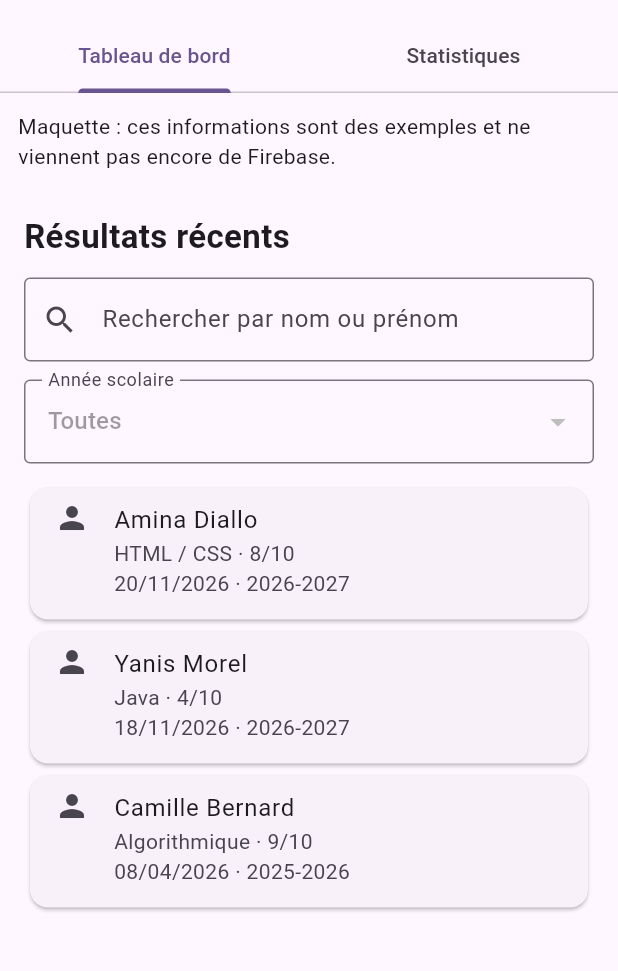
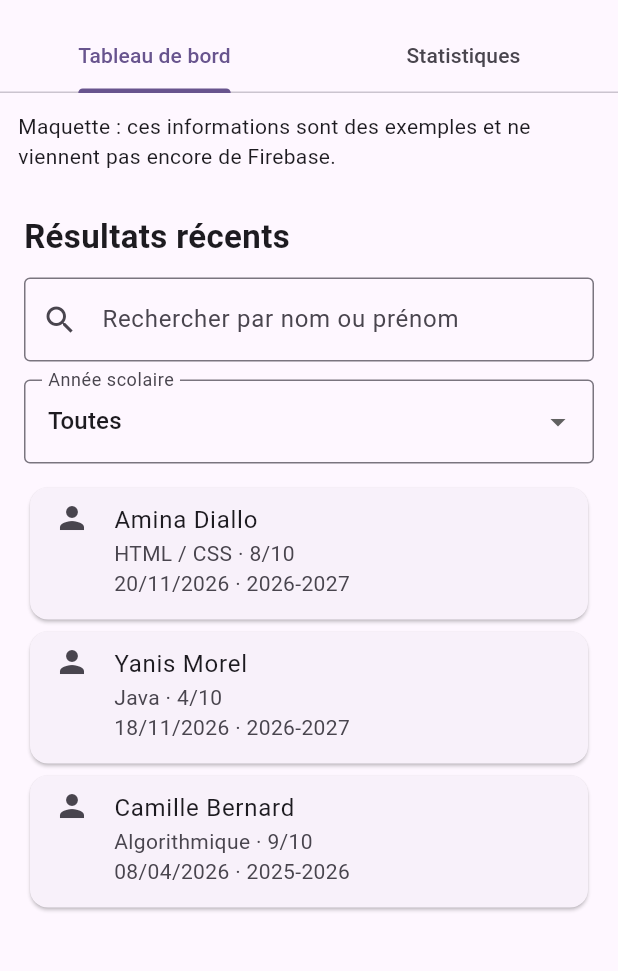
Before and after one commit to Seifoudine95/skillo, a Flutter app: the TableauDeBordAdmin screen opened directly, on a phone screen of 412 x 824 dp, the part 63-1034 px from its top. Run offline on Flutter 3.47's test engine with Material 3 defaults, Android fonts, the phone set to English and light mode, and no system bars; our stand-ins replace cloud_firestore, email_validator, firebase_core, flutter_riverpod, material_ui, shared_preferences; accounts and stored records are empty.

Commit message:
Ajouter les filtres du tableau de bord

```diff
--- a/lib/views/admin/tableau_de_bord_admin.dart
+++ b/lib/views/admin/tableau_de_bord_admin.dart
@@ -1,7 +1,63 @@
 import 'package:material_ui/material_ui.dart';
 
-class TableauDeBordAdmin extends StatelessWidget {
+class TableauDeBordAdmin extends StatefulWidget {
   const TableauDeBordAdmin({super.key});
+
+  @override
+  State<TableauDeBordAdmin> createState() => _TableauDeBordAdminState();
+}
+
+class _TableauDeBordAdminState extends State<TableauDeBordAdmin> {
+  final List<_ResultatCandidat> resultats = [
+    _ResultatCandidat(
+      prenom: 'Amina',
+      nom: 'Diallo',
+      matiere: 'HTML / CSS',
+      score: 8,
+      totalQuestions: 10,
+      date: DateTime(2026, 11, 20),
+    ),
+    _ResultatCandidat(
+      prenom: 'Yanis',
+      nom: 'Morel',
+      matiere: 'Java',
+      score: 4,
+      totalQuestions: 10,
+      date: DateTime(2026, 11, 18),
+    ),
+    _ResultatCandidat(
+      prenom: 'Camille',
+      nom: 'Bernard',
+      matiere: 'Algorithmique',
+      score: 9,
+      totalQuestions: 10,
+      date: DateTime(2026, 4, 8),
+    ),
+  ];
+
+  String recherche = '';
+  String anneeSelectionnee = 'Toutes';
+
+  List<_ResultatCandidat> get resultatsFiltres {
+    final liste = <_ResultatCandidat>[];
+
+    for (final resultat in resultats) {
+      final nomComplet = '${resultat.prenom} ${resultat.nom}'.toLowerCase();
+      final correspondAlaRecherche = nomComplet.contains(
+        recherche.toLowerCase(),
+      );
+      final correspondAlaAnnee =
+          anneeSelectionnee == 'Toutes' ||
+          _anneeScolaire(resultat.date) == anneeSelectionnee;
+
+      if (correspondAlaRecherche && correspondAlaAnnee) {
+        liste.add(resultat);
+      }
+    }
+
+    liste.sort((a, b) => b.date.compareTo(a.date));
+    return liste;
+  }
 
   @override
   Widget build(BuildContext context) {
@@ -17,7 +73,7 @@ class TableauDeBordAdmin extends StatelessWidget {
             ],
           ),
         ),
-        body: const Column(
+        body: Column(
           children: [
             Padding(
               padding: EdgeInsets.all(12),
@@ -28,7 +84,23 @@ class TableauDeBordAdmin extends StatelessWidget {
             ),
             Expanded(
               child: TabBarView(
-                children: [_PageTableauDeBord(), _PageStatistiques()],
+                children: [
+                  _PageTableauDeBord(
+                    resultats: resultatsFiltres,
+                    anneeSelectionnee: anneeSelectionnee,
+                    onRechercheChangee: (value) {
+                      setState(() {
+                        recherche = value;
+                      });
+                    },
+                    onAnneeChangee: (value) {
+                      setState(() {
+                        anneeSelectionnee = value;
+                      });
+                    },
+                  ),
+                  const _PageStatistiques(),
+                ],
               ),
             ),
           ],
@@ -39,7 +111,17 @@ class TableauDeBordAdmin extends StatelessWidget {
 }
 
 class _PageTableauDeBord extends StatelessWidget {
-  const _PageTableauDeBord();
+  const _PageTableauDeBord({
+    required this.resultats,
+    required this.anneeSelectionnee,
+    required this.onRechercheChangee,
+    required this.onAnneeChangee,
+  });
+
+  final List<_ResultatCandidat> resultats;
+  final String anneeSelectionnee;
+  final ValueChanged<String> onRechercheChangee;
+  final ValueChanged<String> onAnneeChangee;
 
   @override
   Widget build(BuildContext context) {
@@ -51,16 +133,17 @@ class _PageTableauDeBord extends StatelessWidget {
           style: TextStyle(fontSize: 22, fontWeight: FontWeight.bold),
         ),
         const SizedBox(height: 12),
-        const TextField(
+        TextField(
           decoration: InputDecoration(
             labelText: 'Rechercher par nom ou prénom',
             prefixIcon: Icon(Icons.search),
             border: OutlineInputBorder(),
           ),
+          onChanged: onRechercheChangee,
         ),
         const SizedBox(height: 12),
         DropdownButtonFormField<String>(
-          value: 'Toutes',
+          value: anneeSelectionnee,
           decoration: const InputDecoration(
             labelText: 'Année scolaire',
             border: OutlineInputBorder(),
@@ -70,36 +153,61 @@ class _PageTableauDeBord extends StatelessWidget {
             DropdownMenuItem(value: '2025-2026', child: Text('2025-2026')),
             DropdownMenuItem(value: '2026-2027', child: Text('2026-2027')),
           ],
-          onChanged: null,
+          onChanged: (value) {
+            if (value != null) {
+              onAnneeChangee(value);
+            }
+          },
         ),
         const SizedBox(height: 12),
-        const Card(
-          child: ListTile(
-            leading: Icon(Icons.person),
-            title: Text('Amina Diallo'),
-            subtitle: Text('HTML / CSS · 8/10\n20/11/2026 · 2026-2027'),
-            isThreeLine: true,
-          ),
-        ),
-        const Card(
-          child: ListTile(
-            leading: Icon(Icons.person),
-            title: Text('Yanis Morel'),
-            subtitle: Text('Java · 4/10\n18/11/2026 · 2026-2027'),
-            isThreeLine: true,
-          ),
-        ),
-        const Card(
-          child: ListTile(
-            leading: Icon(Icons.person),
-            title: Text('Camille Bernard'),
-            subtitle: Text('Algorithmique · 9/10\n08/04/2026 · 2025-2026'),
-            isThreeLine: true,
-          ),
-        ),
+        if (resultats.isEmpty)
+          const Text('Aucun résultat trouvé.')
+        else
+          for (final resultat in resultats)
+            Card(
+              child: ListTile(
+                leading: const Icon(Icons.person),
+                title: Text('${resultat.prenom} ${resultat.nom}'),
+                subtitle: Text(
+                  '${resultat.matiere} · ${resultat.score}/${resultat.totalQuestions}'
+                  '\n${_dateTexte(resultat.date)} · '
+                  '${_anneeScolaire(resultat.date)}',
+                ),
+                isThreeLine: true,
+              ),
+            ),
       ],
     );
   }
+}
+
+class _ResultatCandidat {
+  const _ResultatCandidat({
+    required this.prenom,
+    required this.nom,
+    required this.matiere,
+    required this.score,
+    required this.totalQuestions,
+    required this.date,
+  });
+
+  final String prenom;
+  final String nom;
+  final String matiere;
+  final int score;
+  final int totalQuestions;
+  final DateTime date;
+}
+
+String _anneeScolaire(DateTime date) {
+  final anneeDebut = date.month >= 9 ? date.year : date.year - 1;
+  return '$anneeDebut-${anneeDebut + 1}';
+}
+
+String _dateTexte(DateTime date) {
+  final jour = date.day.toString().padLeft(2, '0');
+  final mois = date.month.toString().padLeft(2, '0');
+  return '$jour/$mois/${date.year}';
 }
 
 class _PageStatistiques extends StatelessWidget {
```
Also changed, not shown: 1 other file.
